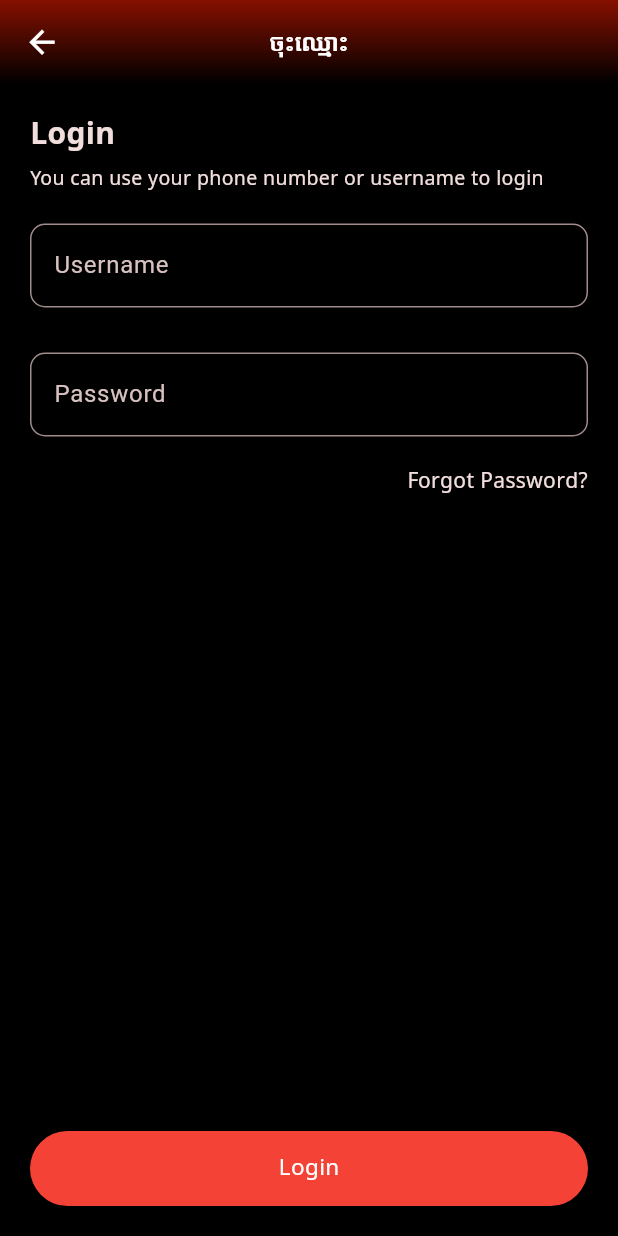
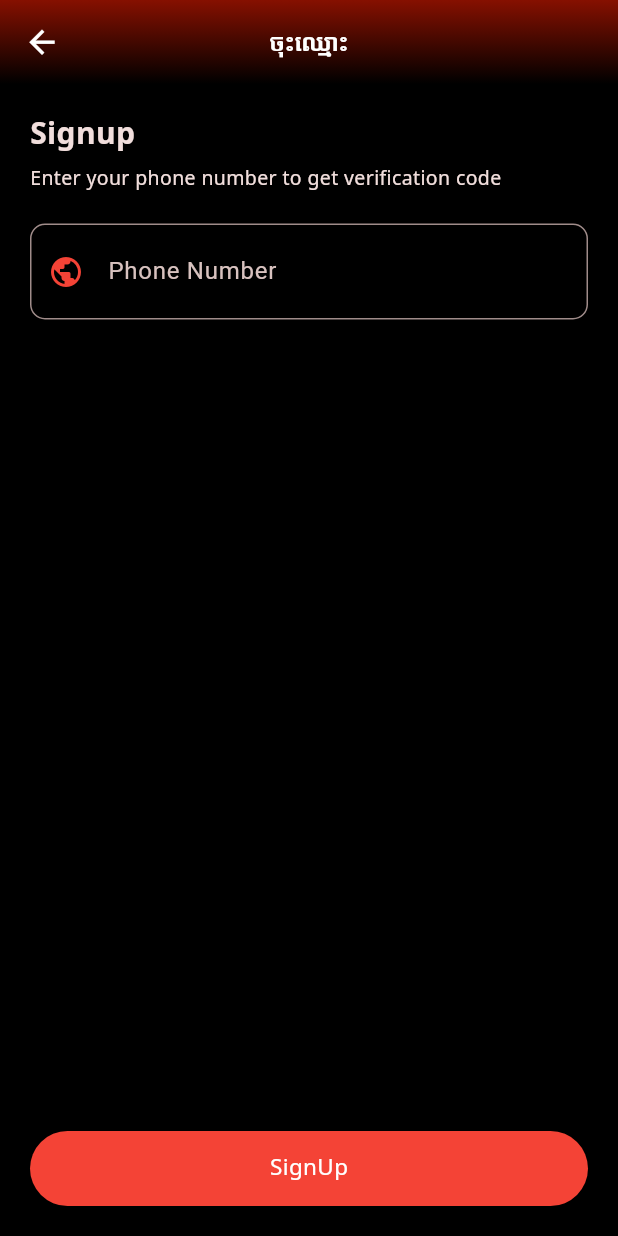
Before and after one commit to leangsengLy/Legend_Cinema, a Flutter app: the Account screen opened directly, after a tap on "ចុះឈ្មោះ", on a phone screen of 412 x 824 dp. Run offline on Flutter 3.47's test engine with Material 3 defaults, Android fonts, the phone set to English and light mode, and no system bars; our stand-ins replace carousel_slider, flutter_riverpod, gradient_borders; missing offline and left inert: dart:ffi.

Commit message:
update form signup

```diff
--- a/legend_cinema/lib/Screen/Login/login.dart
+++ b/legend_cinema/lib/Screen/Login/login.dart
@@ -1,7 +1,8 @@
 import 'package:flutter/material.dart';
 
 class Login extends StatefulWidget {
-  const Login({super.key});
+  const Login({super.key, required this.typeForm});
+  final String typeForm;
   @override
   State<Login> createState() => _LoginState();
 }
@@ -14,17 +15,20 @@ class _LoginState extends State<Login> {
       child: Column(
         crossAxisAlignment: CrossAxisAlignment.start,
         children: [
-          const Text(
-            "Login",
-            style: TextStyle(fontSize: 20, fontWeight: FontWeight.bold),
+          Text(
+            widget.typeForm == "login" ? "Login" : "Signup",
+            style: const TextStyle(fontSize: 20, fontWeight: FontWeight.bold),
           ),
           const SizedBox(height: 5),
-          const Text(
-            "You can use your phone number or username to login",
+          Text(
+            widget.typeForm == "login"
+                ? "You can use your phone number or username to login"
+                : "Enter your phone number to get verification code",
             style: TextStyle(fontSize: 13),
           ),
           const SizedBox(height: 20),
-          const TextField(
+          widget.typeForm == "login"
+              ? const TextField(
                   decoration: InputDecoration(
                     labelText: "Username",
                     border: OutlineInputBorder(
@@ -33,9 +37,17 @@ class _LoginState extends State<Login> {
                     ),
                     hintText: "Enter your username",
                   ),
+                )
+              : const SizedBox(
+                  width: 0,
                 ),
-          const SizedBox(height: 30),
-          const TextField(
+          widget.typeForm == "login"
+              ? const SizedBox(height: 30)
+              : const SizedBox(
+                  width: 0,
+                ),
+          widget.typeForm == "login"
+              ? const TextField(
                   keyboardType: TextInputType.visiblePassword,
                   obscureText: true,
                   decoration: InputDecoration(
@@ -46,9 +58,17 @@ class _LoginState extends State<Login> {
                     hintText: "Enter Password",
                     labelText: "Password",
                   ),
+                )
+              : const SizedBox(
+                  width: 0,
                 ),
-          const SizedBox(height: 20),
-          const Expanded(
+          widget.typeForm == "login"
+              ? const SizedBox(height: 20)
+              : const SizedBox(
+                  width: 0,
+                ),
+          widget.typeForm == "login"
+              ? const Expanded(
                   child: SizedBox(
                     width: double.infinity,
                     child: Text(
@@ -56,6 +76,32 @@ class _LoginState extends State<Login> {
                       "Forgot Password?",
                     ),
                   ),
+                )
+              : const SizedBox(
+                  width: 0,
+                ),
+          widget.typeForm != "login"
+              ? Expanded(
+                  child: TextField(
+                    decoration: InputDecoration(
+                      prefixIcon: IconButton(
+                        icon: const Icon(Icons.public),
+                        color: Colors.red, // Custom color
+                        onPressed: () {
+                          print('Icon pressed!');
+                        },
+                      ),
+                      border: const OutlineInputBorder(
+                        borderRadius: BorderRadius.all(Radius.circular(10)),
+                        borderSide: BorderSide(color: Colors.blue, width: 2),
+                      ),
+                      contentPadding: EdgeInsets.all(20.0),
+                      hintText: "Phone Number",
+                    ),
+                  ),
+                )
+              : const SizedBox(
+                  width: 0,
                 ),
           Container(
             width: double.infinity,
@@ -65,9 +111,9 @@ class _LoginState extends State<Login> {
               borderRadius: BorderRadius.circular(50),
             ),
             alignment: Alignment.center,
-            child: const Text(
-              "Login",
-              style: TextStyle(
+            child: Text(
+              widget.typeForm == "login" ? "Login" : "SignUp",
+              style: const TextStyle(
                 color: Colors.white,
                 fontSize: 15,
               ),
--- a/legend_cinema/lib/Screen/more/account.dart
+++ b/legend_cinema/lib/Screen/more/account.dart
@@ -113,7 +113,9 @@ class AccountState extends ConsumerState<Account> {
       PageRouteBuilder(
         pageBuilder: (context, animation, secondaryAnimation) =>
             DefaultScreenBackground(
-          content: Login(),
+          content: Login(
+            typeForm: type,
+          ),
           title: type,
         ),
         transitionsBuilder: (context, animation, secondaryAnimation, child) {
```
Lines whose indentation alone changed are shown as unchanged.
